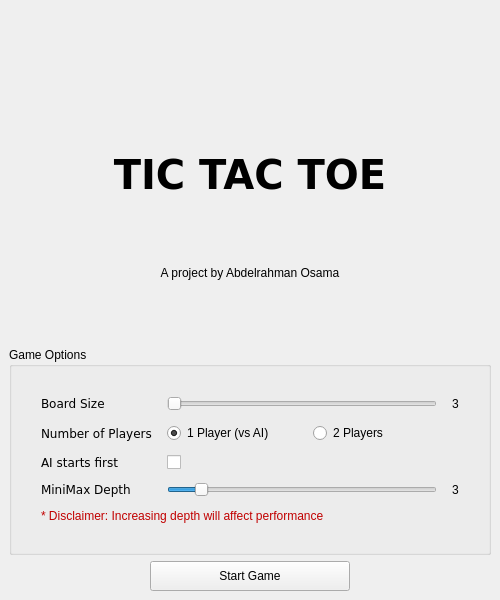
Above: titlescreen.ui from ilya4743/MonteCarlo before the change. Below: the same form after it.
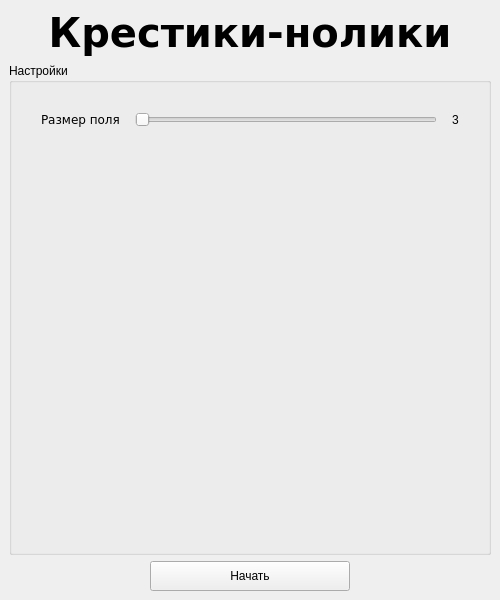
That is the form after the change. Icons and pictures are not drawn.

The edit to the form file:
```diff
--- a/titlescreen.ui
+++ b/titlescreen.ui
@@ -30,36 +30,7 @@
     <item>
      <layout class="QVBoxLayout" name="verticalLayout">
       <item>
-       <layout class="QHBoxLayout" name="horizontalLayout">
-        <item>
-         <widget class="QLabel" name="Logo">
-          <property name="sizePolicy">
-           <sizepolicy hsizetype="Fixed" vsizetype="Fixed">
-            <horstretch>0</horstretch>
-            <verstretch>0</verstretch>
-           </sizepolicy>
-          </property>
-          <property name="maximumSize">
-           <size>
-            <width>256</width>
-            <height>256</height>
-           </size>
-          </property>
-          <property name="text">
-           <string/>
-          </property>
-          <property name="pixmap">
-           <pixmap resource="../resources.qrc">:/images/images/icon.png</pixmap>
-          </property>
-          <property name="scaledContents">
-           <bool>true</bool>
-          </property>
-          <property name="alignment">
-           <set>Qt::AlignCenter</set>
-          </property>
-         </widget>
-        </item>
-       </layout>
+       <layout class="QHBoxLayout" name="horizontalLayout"/>
       </item>
       <item>
        <widget class="QLabel" name="label">
@@ -79,7 +50,7 @@
          </font>
         </property>
         <property name="text">
-         <string>TIC TAC TOE</string>
+         <string>Крестики-нолики</string>
         </property>
         <property name="textFormat">
          <enum>Qt::AutoText</enum>
@@ -89,20 +60,10 @@
         </property>
        </widget>
       </item>
-      <item>
-       <widget class="QLabel" name="label_6">
-        <property name="text">
-         <string>A project by Abdelrahman Osama</string>
-        </property>
-        <property name="alignment">
-         <set>Qt::AlignCenter</set>
-        </property>
-       </widget>
-      </item>
       <item>
        <widget class="QGroupBox" name="groupBox">
         <property name="title">
-         <string>Game Options</string>
+         <string>Настройки</string>
         </property>
         <layout class="QVBoxLayout" name="verticalLayout_3">
          <item>
@@ -134,87 +95,7 @@
               </font>
              </property>
              <property name="text">
-              <string>Board Size</string>
-             </property>
-            </widget>
-           </item>
-           <item row="1" column="0">
-            <widget class="QLabel" name="label_2">
-             <property name="font">
-              <font>
-               <family>Verdana</family>
-               <pointsize>9</pointsize>
-              </font>
-             </property>
-             <property name="text">
-              <string>Number of Players</string>
-             </property>
-            </widget>
-           </item>
-           <item row="1" column="1">
-            <layout class="QHBoxLayout" name="horizontalLayout_3">
-             <item>
-              <widget class="QRadioButton" name="onePlayer">
-               <property name="text">
-                <string>1 Player (vs AI)</string>
-               </property>
-               <property name="checked">
-                <bool>true</bool>
-               </property>
-              </widget>
-             </item>
-             <item>
-              <widget class="QRadioButton" name="twoPlayers">
-               <property name="text">
-                <string>2 Players</string>
-               </property>
-               <property name="checked">
-                <bool>false</bool>
-               </property>
-              </widget>
-             </item>
-            </layout>
-           </item>
-           <item row="2" column="0">
-            <widget class="QLabel" name="label_3">
-             <property name="font">
-              <font>
-               <family>Verdana</family>
-               <pointsize>9</pointsize>
-              </font>
-             </property>
-             <property name="text">
-              <string>AI starts first</string>
-             </property>
-            </widget>
-           </item>
-           <item row="2" column="1">
-            <widget class="QCheckBox" name="AIStarts">
-             <property name="enabled">
-              <bool>true</bool>
-             </property>
-             <property name="text">
-              <string/>
-             </property>
-            </widget>
-           </item>
-           <item row="3" column="0">
-            <widget class="QLabel" name="label_4">
-             <property name="font">
-              <font>
-               <family>Verdana</family>
-               <pointsize>9</pointsize>
-              </font>
-             </property>
-             <property name="text">
-              <string>MiniMax Depth</string>
-             </property>
-            </widget>
-           </item>
-           <item row="4" column="0" colspan="2">
-            <widget class="QLabel" name="label_7">
-             <property name="text">
-              <string>&lt;html&gt;&lt;head/&gt;&lt;body&gt;&lt;p&gt;&lt;span style=&quot; color:#c10000;&quot;&gt;* Disclaimer: Increasing depth will affect performance &lt;/span&gt;&lt;/p&gt;&lt;/body&gt;&lt;/html&gt;</string>
+              <string>Размер поля</string>
              </property>
             </widget>
            </item>
@@ -248,42 +129,6 @@
              </item>
             </layout>
            </item>
-           <item row="3" column="1">
-            <layout class="QHBoxLayout" name="horizontalLayout_6">
-             <property name="spacing">
-              <number>15</number>
-             </property>
-             <item>
-              <widget class="QSlider" name="miniMaxDepth">
-               <property name="enabled">
-                <bool>true</bool>
-               </property>
-               <property name="minimum">
-                <number>1</number>
-               </property>
-               <property name="maximum">
-                <number>20</number>
-               </property>
-               <property name="value">
-                <number>3</number>
-               </property>
-               <property name="orientation">
-                <enum>Qt::Horizontal</enum>
-               </property>
-              </widget>
-             </item>
-             <item>
-              <widget class="QLabel" name="miniMaxDepthValue">
-               <property name="text">
-                <string>3</string>
-               </property>
-               <property name="alignment">
-                <set>Qt::AlignCenter</set>
-               </property>
-              </widget>
-             </item>
-            </layout>
-           </item>
           </layout>
          </item>
         </layout>
@@ -306,7 +151,7 @@
            </size>
           </property>
           <property name="text">
-           <string>Start Game</string>
+           <string>Начать</string>
           </property>
          </widget>
         </item>
```
Left out of the diff: 4 changed lines with no effect on the pictures.
